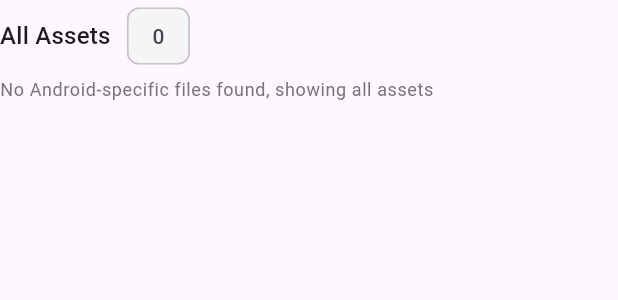
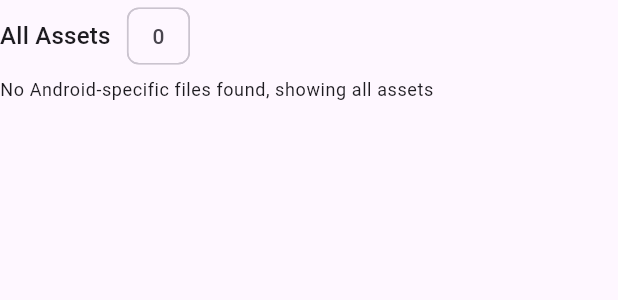
Before and after one commit to ethicnology/magasin, a Flutter app: the AssetsList widget shown alone on an empty page, opened directly with empty values, on a phone screen of 412 x 824 dp. Shown: the top 300 px of the screen. Run offline on Flutter 3.47's test engine with Material 3 defaults, Android fonts, the phone set to English and light mode, and no system bars; our stand-ins replace dart_mappable, flutter_bloc; generated files the repository leaves out were written again.

Commit message:
refactor: remove colors from ui

```diff
--- a/lib/presentation/widgets/assets_list.dart
+++ b/lib/presentation/widgets/assets_list.dart
@@ -38,9 +38,6 @@ class AssetsList extends StatelessWidget {
                     ? '${filteredAssets.length}/${assets.length}'
                     : '${assets.length}',
               ),
-              backgroundColor: isFiltered
-                  ? Colors.blue.shade100
-                  : Colors.grey.shade100,
             ),
           ],
         ),
@@ -48,17 +45,13 @@ class AssetsList extends StatelessWidget {
           const SizedBox(height: 4),
           Text(
             'Showing ${SupportedPlatformExtensions.current.displayName}-compatible files only',
-            style: Theme.of(
-              context,
-            ).textTheme.bodySmall?.copyWith(color: Colors.grey.shade600),
+            style: Theme.of(context).textTheme.bodySmall,
           ),
         ] else ...[
           const SizedBox(height: 4),
           Text(
             'No ${SupportedPlatformExtensions.current.displayName}-specific files found, showing all assets',
-            style: Theme.of(
-              context,
-            ).textTheme.bodySmall?.copyWith(color: Colors.grey.shade600),
+            style: Theme.of(context).textTheme.bodySmall,
           ),
         ],
         const SizedBox(height: 8),
@@ -72,10 +65,7 @@ class AssetsList extends StatelessWidget {
 
             return Card(
               child: ListTile(
-                leading: Icon(
-                  asset.name.assetIcon,
-                  color: Colors.blue.shade600,
-                ),
+                leading: Icon(asset.name.assetIcon),
                 title: Text(asset.name),
                 subtitle: Column(
                   crossAxisAlignment: CrossAxisAlignment.start,
```
Also changed, not shown: lib/presentation/pages/github_release_page.dart (+1 -8 lines).
